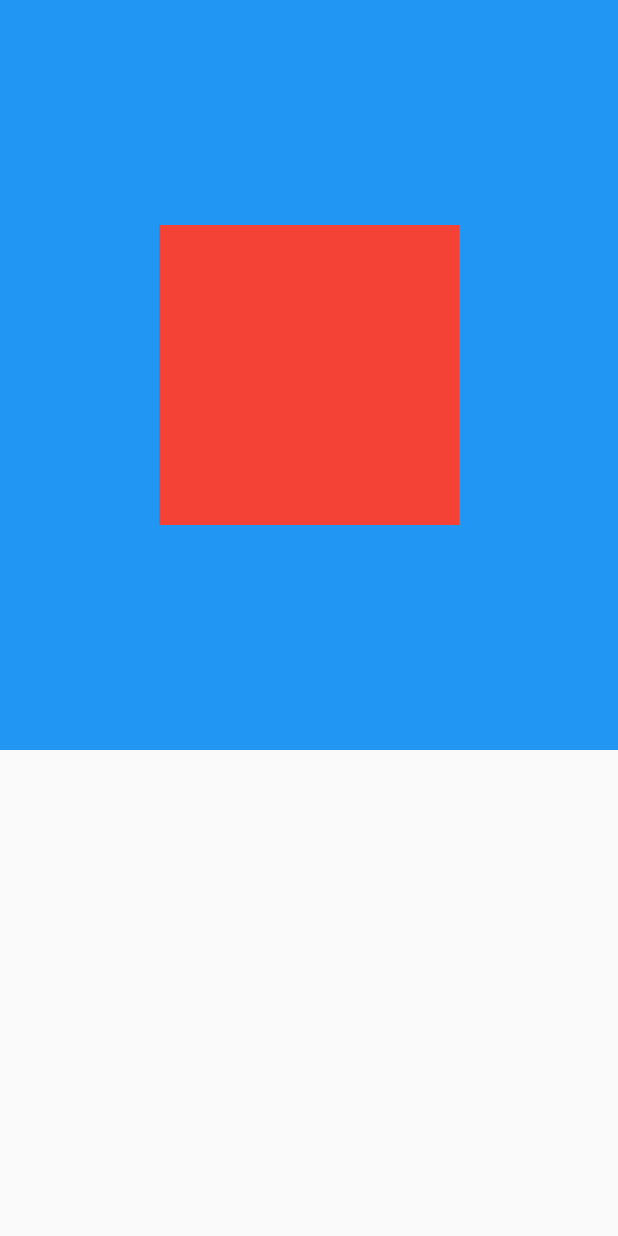
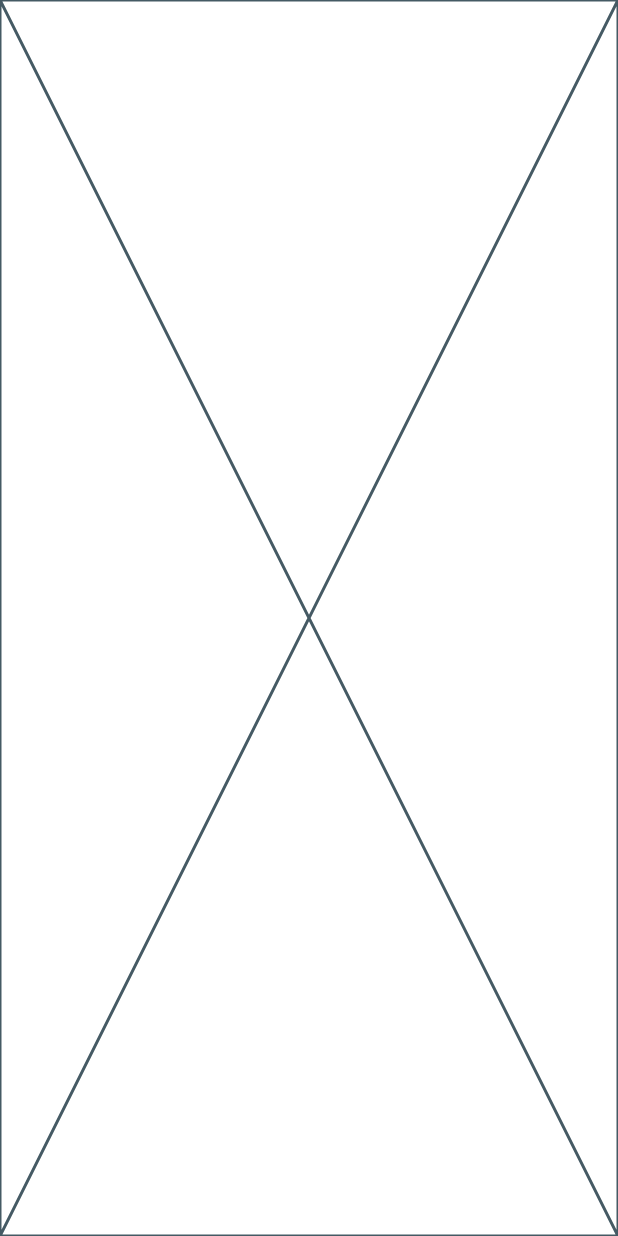
Before and after one commit to apeachicetea/flutter_example, a Flutter app: the screen it shows after launch, on a phone screen of 412 x 824 dp. Run offline on Flutter 3.47's test engine with Material 2 defaults, Android fonts, the phone set to English and light mode, and no system bars.

```diff
--- a/lib/main.dart
+++ b/lib/main.dart
@@ -2,38 +2,36 @@ import 'package:flutter/material.dart';
 
 void main() {
   runApp(MaterialApp(
-    home: HomeWidget()
-  ));
+    home: Body()
+  );
 }
 
-class HomeWidget extends StatelessWidget {
-  const HomeWidget({super.key});
+class Body extends StatelessWidget {
+  const Body({super.key});
 
   @override
   Widget build(BuildContext context) {
-    return SafeArea(child: Scaffold(
-      body: ConstraintsWidget(),
-    ));
+    return const Placeholder();
   }
 }
 
-class ConstraintsWidget extends StatelessWidget {
-  const ConstraintsWidget({super.key});
+class Example extends StatefulWidget {
+  const Example({super.key});
+
+  late int index;
+
+  @override
+  void initState() {
+    super.initState();
+    index = 5;
+  }
+}
+
+class _ExampleState extends State<Example> {
+  int index = 0;
 
   @override
   Widget build(BuildContext context) {
-    return Container(
-      height: 500,
-      width: 500,
-      color: Colors.blue,
-      child: Center(
-        child: Container(
-          constraints: BoxConstraints.tight(Size(200, 200)),
-          width: 300,
-          height: 300,
-          color: Colors.red,
-        ),
-      )
-    );
+    return const Placeholder();
   }
 }
```
